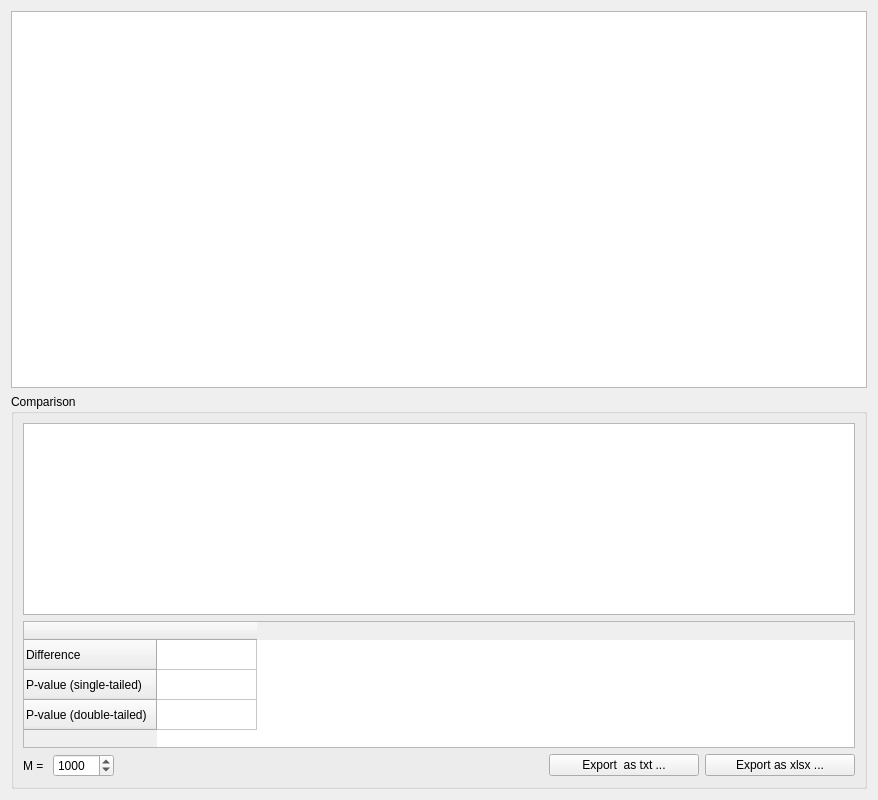
The window that braphy/gui/ui_files/group_averages_widget.ui (softmatterlab/Braph-2.0-Python) describes before a commit, drawn with Qt 5.
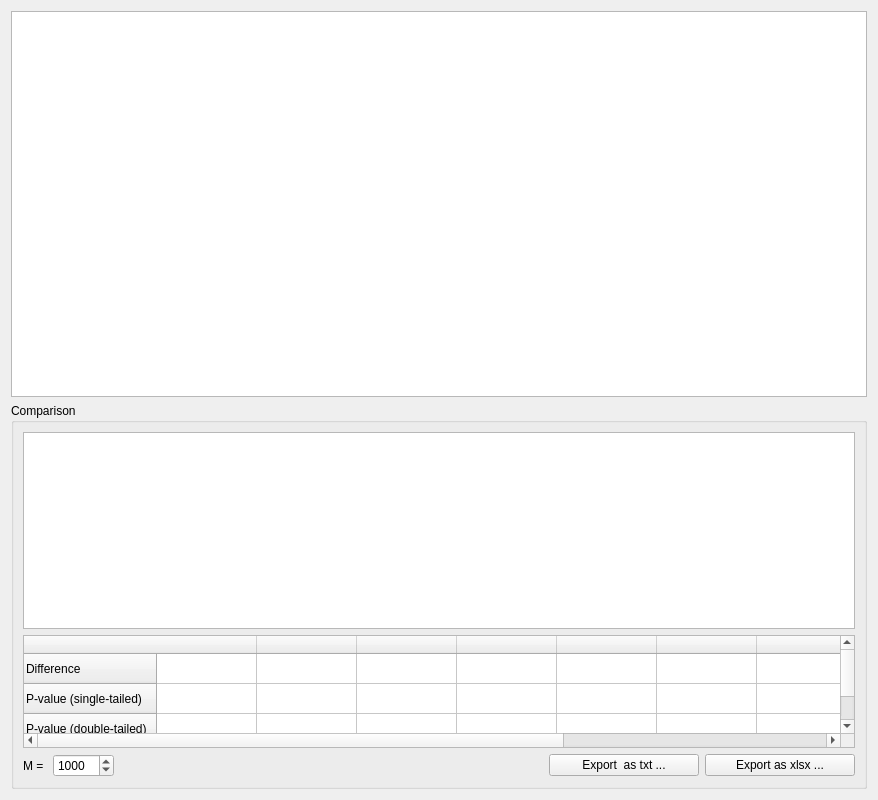
The same window after the commit.

Commit message: Dynamic height change of table, to fit to size on different monitors/os

Patch:
```diff
--- a/braphy/gui/ui_files/group_averages_widget.ui
+++ b/braphy/gui/ui_files/group_averages_widget.ui
@@ -50,7 +50,7 @@
         <property name="maximumSize">
          <size>
           <width>16777215</width>
-          <height>127</height>
+          <height>113</height>
          </size>
         </property>
         <row>
@@ -73,6 +73,46 @@
           <string/>
          </property>
         </column>
+        <column>
+         <property name="text">
+          <string/>
+         </property>
+        </column>
+        <column>
+         <property name="text">
+          <string/>
+         </property>
+        </column>
+        <column>
+         <property name="text">
+          <string/>
+         </property>
+        </column>
+        <column>
+         <property name="text">
+          <string/>
+         </property>
+        </column>
+        <column>
+         <property name="text">
+          <string/>
+         </property>
+        </column>
+        <column>
+         <property name="text">
+          <string/>
+         </property>
+        </column>
+        <column>
+         <property name="text">
+          <string/>
+         </property>
+        </column>
+        <column>
+         <property name="text">
+          <string/>
+         </property>
+        </column>
        </widget>
       </item>
       <item>
```
The commit also changes 1 other file.
